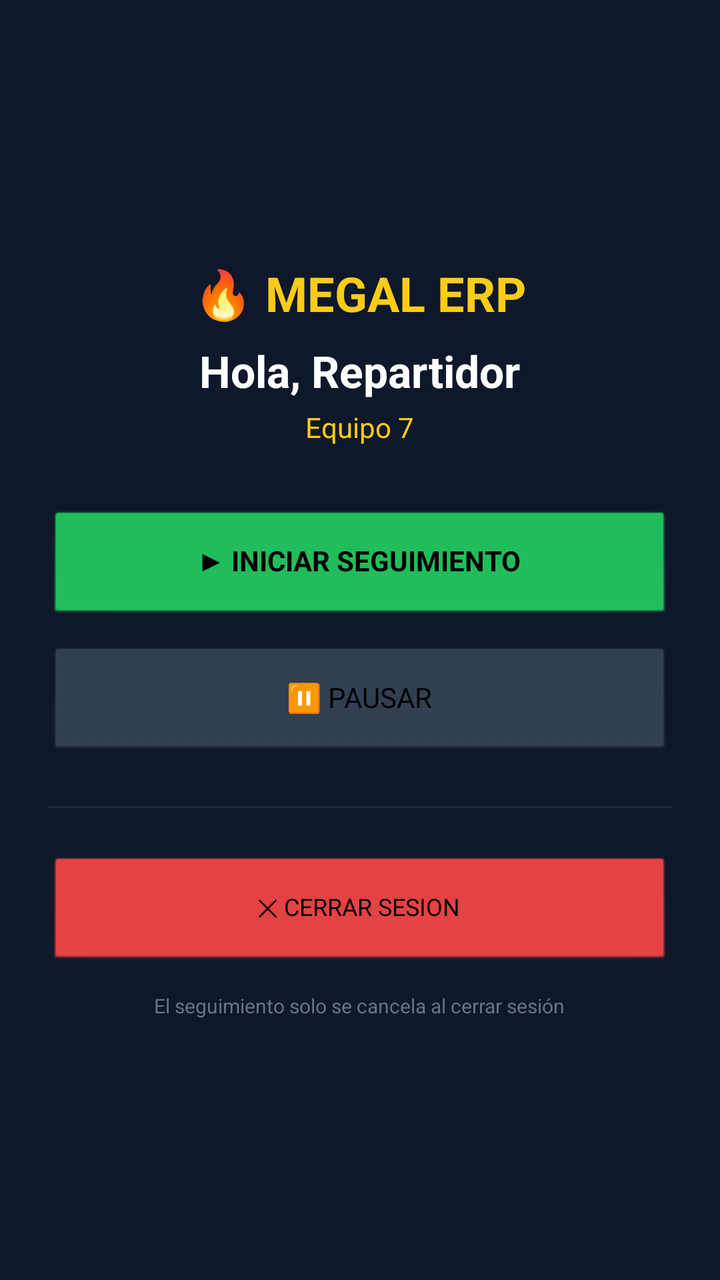
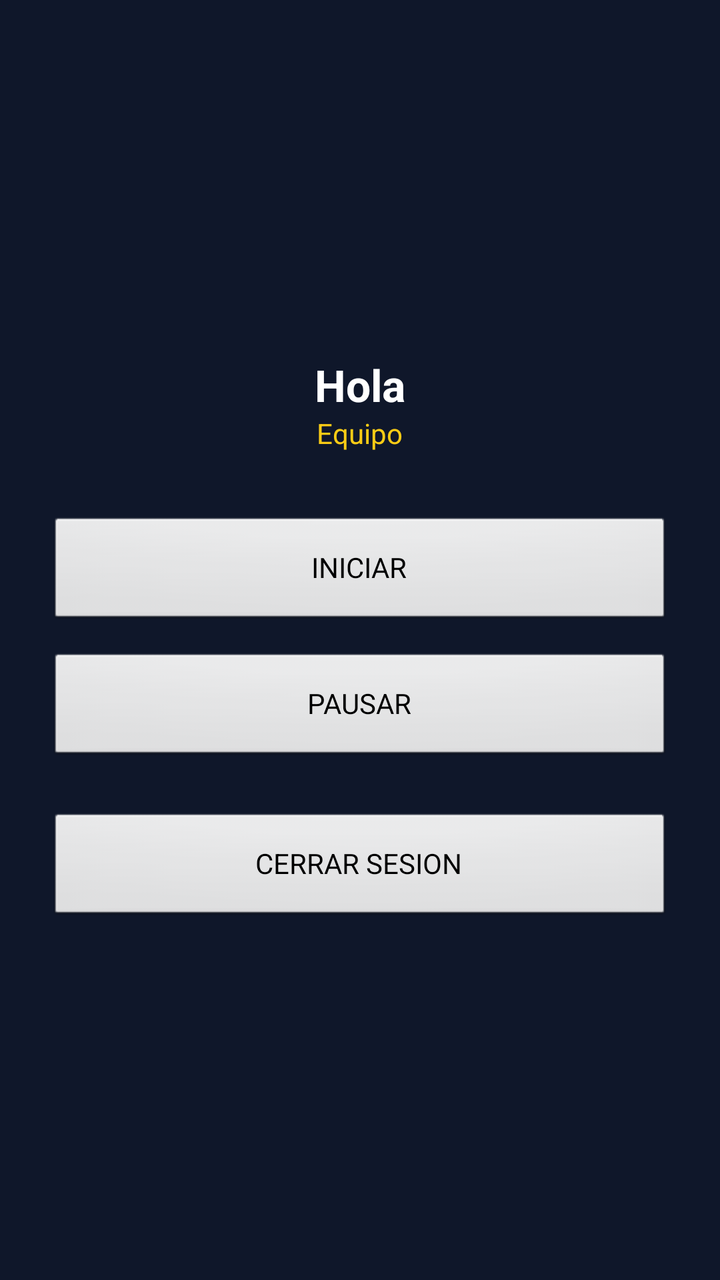

Screens rendered from an Android XML layout before and after an edit, with the pre-edit source and the edit as a unified diff.
<!-- AndroidManifest.xml: application theme android:Theme.NoTitleBar -->
<!-- res/layout/activity_main.xml -->
<?xml version="1.0" encoding="utf-8"?>
<LinearLayout xmlns:android="http://schemas.android.com/apk/res/android"
    android:layout_width="match_parent"
    android:layout_height="match_parent"
    android:orientation="vertical"
    android:gravity="center"
    android:padding="24dp"
    android:background="#0F172A">

    <TextView
        android:layout_width="wrap_content"
        android:layout_height="wrap_content"
        android:text="🔥 MEGAL ERP"
        android:textSize="24sp"
        android:textColor="#FACC15"
        android:textStyle="bold"
        android:layout_marginBottom="8dp"/>

    <TextView
        android:id="@+id/tvBienvenido"
        android:layout_width="wrap_content"
        android:layout_height="wrap_content"
        android:text="Hola, Repartidor"
        android:textSize="22sp"
        android:textColor="#FFFFFF"
        android:textStyle="bold"
        android:layout_marginBottom="4dp"/>

    <TextView
        android:id="@+id/tvEquipo"
        android:layout_width="wrap_content"
        android:layout_height="wrap_content"
        android:text="Equipo 7"
        android:textColor="#FACC15"
        android:textSize="14sp"
        android:layout_marginBottom="32dp"/>

    <Button
        android:id="@+id/btnIniciar"
        android:layout_width="match_parent"
        android:layout_height="56dp"
        android:text="▶ INICIAR SEGUIMIENTO"
        android:textStyle="bold"
        android:backgroundTint="#22C55E"
        android:layout_marginBottom="12dp"/>

    <Button
        android:id="@+id/btnDetener"
        android:layout_width="match_parent"
        android:layout_height="56dp"
        android:text="⏸ PAUSAR"
        android:backgroundTint="#334155"
        android:layout_marginBottom="24dp"/>

    <View
        android:layout_width="match_parent"
        android:layout_height="1dp"
        android:background="#1E293B"
        android:layout_marginBottom="24dp"/>

    <Button
        android:id="@+id/btnCerrarSesion"
        android:layout_width="match_parent"
        android:layout_height="56dp"
        android:text="✕ CERRAR SESION"
        android:textSize="12sp"
        android:backgroundTint="#EF4444"/>

    <TextView
        android:layout_width="wrap_content"
        android:layout_height="wrap_content"
        android:layout_marginTop="12dp"
        android:text="El seguimiento solo se cancela al cerrar sesión"
        android:textColor="#64748B"
        android:textSize="10sp"
        android:gravity="center"/>

</LinearLayout>
<!-- resources referenced by this layout -->
<resources>

</resources>

<!-- the commit's change to res/layout/activity_main.xml (unified diff, before → after) -->
@@ -6,73 +6,9 @@
     android:gravity="center"
     android:padding="24dp"
     android:background="#0F172A">
-
-    <TextView
-        android:layout_width="wrap_content"
-        android:layout_height="wrap_content"
-        android:text="🔥 MEGAL ERP"
-        android:textSize="24sp"
-        android:textColor="#FACC15"
-        android:textStyle="bold"
-        android:layout_marginBottom="8dp"/>
-
-    <TextView
-        android:id="@+id/tvBienvenido"
-        android:layout_width="wrap_content"
-        android:layout_height="wrap_content"
-        android:text="Hola, Repartidor"
-        android:textSize="22sp"
-        android:textColor="#FFFFFF"
-        android:textStyle="bold"
-        android:layout_marginBottom="4dp"/>
-
-    <TextView
-        android:id="@+id/tvEquipo"
-        android:layout_width="wrap_content"
-        android:layout_height="wrap_content"
-        android:text="Equipo 7"
-        android:textColor="#FACC15"
-        android:textSize="14sp"
-        android:layout_marginBottom="32dp"/>
-
-    <Button
-        android:id="@+id/btnIniciar"
-        android:layout_width="match_parent"
-        android:layout_height="56dp"
-        android:text="▶ INICIAR SEGUIMIENTO"
-        android:textStyle="bold"
-        android:backgroundTint="#22C55E"
-        android:layout_marginBottom="12dp"/>
-
-    <Button
-        android:id="@+id/btnDetener"
-        android:layout_width="match_parent"
-        android:layout_height="56dp"
-        android:text="⏸ PAUSAR"
-        android:backgroundTint="#334155"
-        android:layout_marginBottom="24dp"/>
-
-    <View
-        android:layout_width="match_parent"
-        android:layout_height="1dp"
-        android:background="#1E293B"
-        android:layout_marginBottom="24dp"/>
-
-    <Button
-        android:id="@+id/btnCerrarSesion"
-        android:layout_width="match_parent"
-        android:layout_height="56dp"
-        android:text="✕ CERRAR SESION"
-        android:textSize="12sp"
-        android:backgroundTint="#EF4444"/>
-
-    <TextView
-        android:layout_width="wrap_content"
-        android:layout_height="wrap_content"
-        android:layout_marginTop="12dp"
-        android:text="El seguimiento solo se cancela al cerrar sesión"
-        android:textColor="#64748B"
-        android:textSize="10sp"
-        android:gravity="center"/>
-
+    <TextView android:id="@+id/tvBienvenido" android:layout_width="wrap_content" android:layout_height="wrap_content" android:text="Hola" android:textSize="22sp" android:textColor="#FFFFFF" android:textStyle="bold"/>
+    <TextView android:id="@+id/tvEquipo" android:layout_width="wrap_content" android:layout_height="wrap_content" android:text="Equipo" android:textColor="#FACC15" android:layout_marginBottom="32dp"/>
+    <Button android:id="@+id/btnIniciar" android:layout_width="match_parent" android:layout_height="56dp" android:text="INICIAR" android:layout_marginBottom="12dp"/>
+    <Button android:id="@+id/btnDetener" android:layout_width="match_parent" android:layout_height="56dp" android:text="PAUSAR" android:layout_marginBottom="24dp"/>
+    <Button android:id="@+id/btnCerrarSesion" android:layout_width="match_parent" android:layout_height="56dp" android:text="CERRAR SESION"/>
 </LinearLayout>
